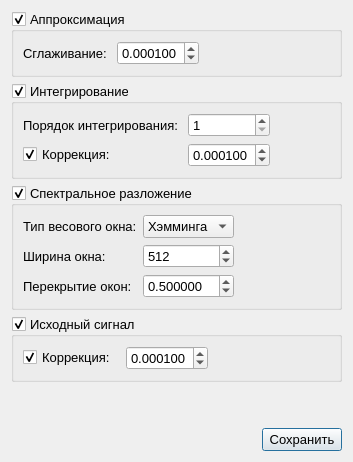
Qinterfly/EvalSig, file gui/SignalCharacteristicsWindow.ui: the form before one commit.
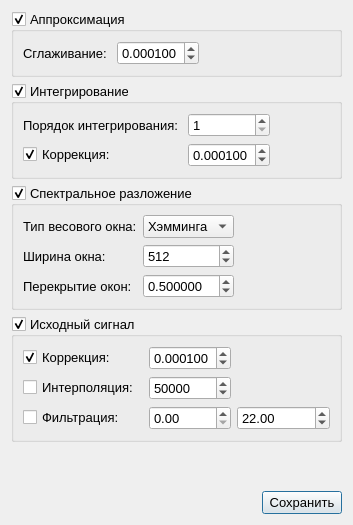
The form after the commit.

Commit message: v1.4. Добавлен полосовой фильтр; Добавлена линейная интерполяция исходного сигнала; Дополнены возможности оконного выделения фргаментов графика

Diff of the .ui file:
```diff
--- a/gui/SignalCharacteristicsWindow.ui
+++ b/gui/SignalCharacteristicsWindow.ui
@@ -10,7 +10,7 @@
     <x>0</x>
     <y>0</y>
     <width>353</width>
-    <height>462</height>
+    <height>525</height>
    </rect>
   </property>
   <property name="sizePolicy">
@@ -307,18 +307,21 @@
       <bool>true</bool>
      </property>
      <layout class="QGridLayout" name="gridLayout_5">
-      <item row="0" column="2">
-       <spacer name="horizontalSpacerChoosedSignal">
-        <property name="orientation">
-         <enum>Qt::Horizontal</enum>
+      <item row="1" column="1">
+       <widget class="QSpinBox" name="spinBoxChoosedSignalInterpolation">
+        <property name="minimum">
+         <number>2</number>
         </property>
-        <property name="sizeHint" stdset="0">
-         <size>
-          <width>40</width>
-          <height>20</height>
-         </size>
+        <property name="maximum">
+         <number>100000</number>
         </property>
-       </spacer>
+        <property name="stepType">
+         <enum>QAbstractSpinBox::AdaptiveDecimalStepType</enum>
+        </property>
+        <property name="value">
+         <number>50000</number>
+        </property>
+       </widget>
       </item>
       <item row="0" column="1">
        <widget class="QDoubleSpinBox" name="spinBoxChoosedSignalCorrectionFactor">
@@ -346,6 +349,63 @@
         </property>
        </widget>
       </item>
+      <item row="1" column="0">
+       <widget class="QCheckBox" name="checkBoxChoosedSignalInterpolation">
+        <property name="text">
+         <string>Интерполяция: </string>
+        </property>
+       </widget>
+      </item>
+      <item row="1" column="2">
+       <spacer name="horizontalSpacer">
+        <property name="orientation">
+         <enum>Qt::Horizontal</enum>
+        </property>
+        <property name="sizeHint" stdset="0">
+         <size>
+          <width>40</width>
+          <height>20</height>
+         </size>
+        </property>
+       </spacer>
+      </item>
+      <item row="0" column="2">
+       <spacer name="horizontalSpacerChoosedSignal">
+        <property name="orientation">
+         <enum>Qt::Horizontal</enum>
+        </property>
+        <property name="sizeHint" stdset="0">
+         <size>
+          <width>40</width>
+          <height>20</height>
+         </size>
+        </property>
+       </spacer>
+      </item>
+      <item row="2" column="0">
+       <widget class="QCheckBox" name="checkBoxChoosedSignalFiltration">
+        <property name="text">
+         <string>Фильтрация:</string>
+        </property>
+       </widget>
+      </item>
+      <item row="2" column="1">
+       <widget class="QDoubleSpinBox" name="spinBoxChoosedSignalLowerFrequency">
+        <property name="stepType">
+         <enum>QAbstractSpinBox::AdaptiveDecimalStepType</enum>
+        </property>
+       </widget>
+      </item>
+      <item row="2" column="2">
+       <widget class="QDoubleSpinBox" name="spinBoxChoosedSignalUpperFrequency">
+        <property name="stepType">
+         <enum>QAbstractSpinBox::AdaptiveDecimalStepType</enum>
+        </property>
+        <property name="value">
+         <double>22.000000000000000</double>
+        </property>
+       </widget>
+      </item>
      </layout>
     </widget>
    </item>
```
The commit also changes 8 other files.
